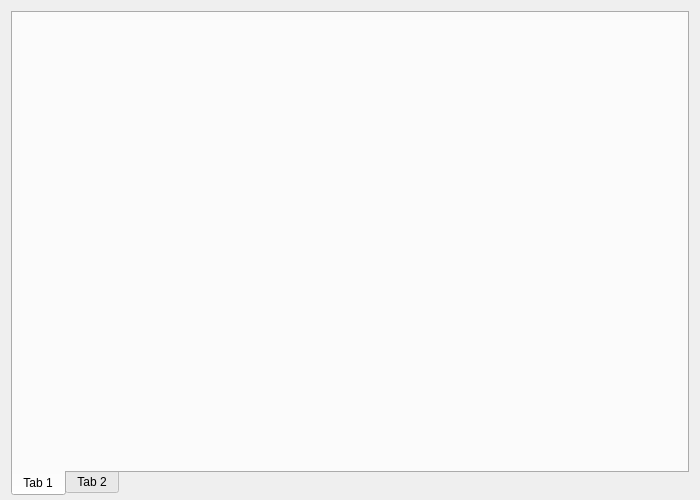
Qt form Plugin/Lbs/FrmLbsMain.ui (KangLin/RabbitIm) before a commit.
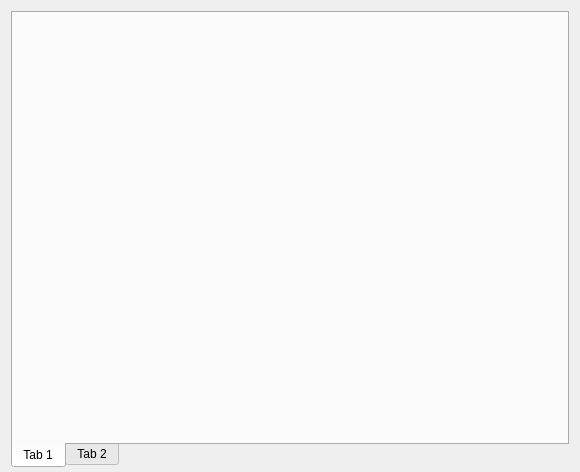
The same form after that commit. Icons and pictures are not drawn.

Patch:
```diff
--- a/Plugin/Lbs/FrmLbsMain.ui
+++ b/Plugin/Lbs/FrmLbsMain.ui
@@ -6,8 +6,8 @@
    <rect>
     <x>0</x>
     <y>0</y>
-    <width>700</width>
-    <height>500</height>
+    <width>580</width>
+    <height>472</height>
    </rect>
   </property>
   <property name="windowTitle">
```
Left out of the diff: 6 changed lines with no effect on the pictures.
